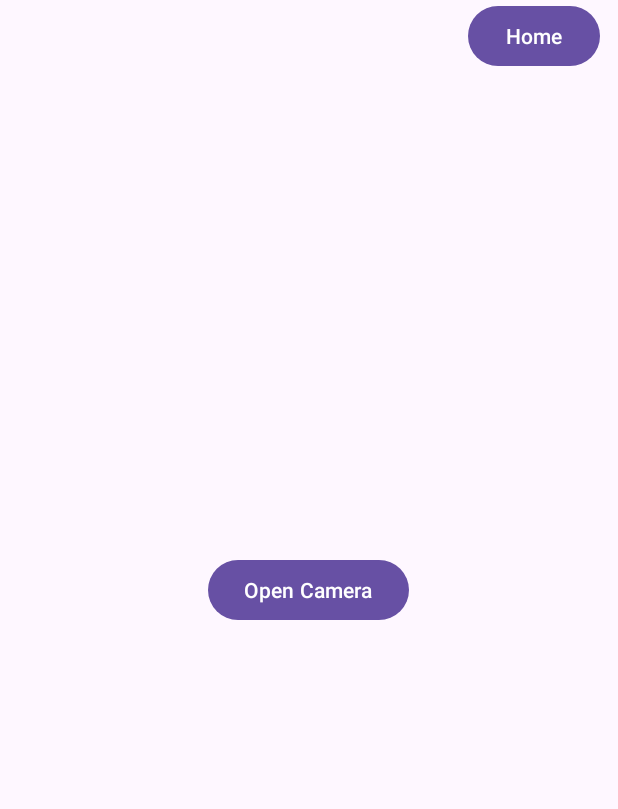
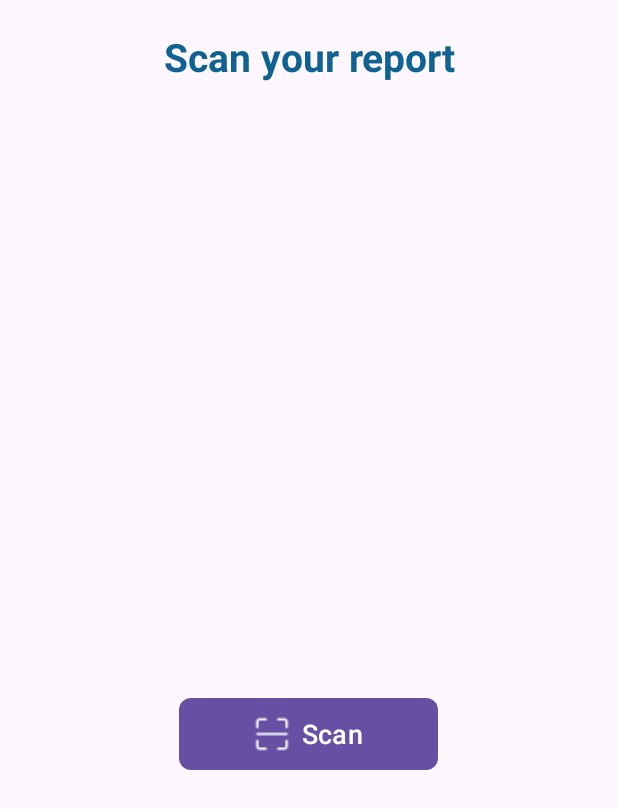
Before and after one commit to GDSCDSU/Healthy-Scan-App, an Android app: the layout fragment_scanner.xml on its own in the app's theme, with its tools: preview values and no code run, on a phone screen of 412 x 824 dp. Shown: the top 809 px of the screen. Run offline under Robolectric (Android 15) with nearby library versions, the phone set to English and light mode, and no system bars.

Commit message:
update UI of scanner page

```diff
--- a/app/src/main/res/layout/fragment_scanner.xml
+++ b/app/src/main/res/layout/fragment_scanner.xml
@@ -3,15 +3,31 @@
     xmlns:tools="http://schemas.android.com/tools"
     android:layout_width="match_parent"
     android:layout_height="match_parent"
-    android:gravity="center_horizontal"
+
     android:orientation="vertical"
     tools:context=".ScannerFragment">
 
-    <Button
-        android:layout_width="wrap_content"
+
+
+    <TextView
+        android:layout_width="match_parent"
         android:layout_height="wrap_content"
-        android:layout_marginLeft="150dp"
-        android:text="Home"/>
+        android:text="Scan your report"
+        android:gravity="center"
+        android:textColor="@color/dark_blue"
+        android:textSize="26sp"
+        android:textStyle="bold"
+        android:layout_marginTop="20dp"
+        android:layout_marginBottom="70dp"/>
+
+    <LinearLayout
+        android:layout_width="match_parent"
+        android:layout_height="wrap_content"
+        android:gravity="center"
+        android:padding="10dp"
+
+        android:orientation="vertical">
+
 
 
         <ImageView
@@ -19,13 +35,21 @@
             android:layout_width="300dp"
             android:layout_height="300dp"
             android:padding="10dp"
-
             android:scaleType="fitXY"/>
 
+
         <Button
+            android:id="@+id/btnCamera"
             android:layout_width="wrap_content"
             android:layout_height="wrap_content"
-        android:id="@+id/btnCamera"
-        android:layout_marginTop="21dp"
-        android:text="Open Camera"/>
+            android:layout_marginTop="30dp"
+            android:paddingStart="50dp"
+            android:paddingEnd="50dp"
+            android:background="@drawable/login_signup_button_bg"
+            android:text="Scan"
+            android:textColor="@color/white"
+            android:drawableLeft="@drawable/scanner"
+            android:textSize="18sp" />
     </LinearLayout>
+
+</LinearLayout>
```
Also changed, not shown: app/src/main/res/drawable/scanner.png (added). Lines whose indentation alone changed are shown as unchanged.
